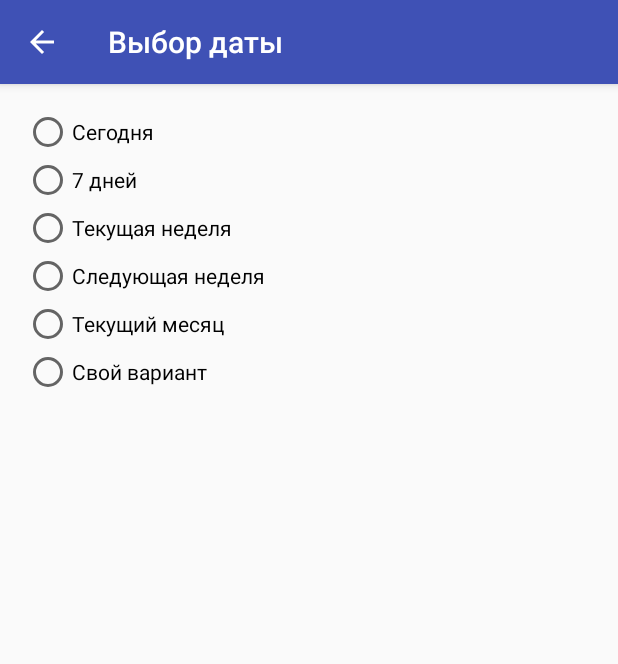
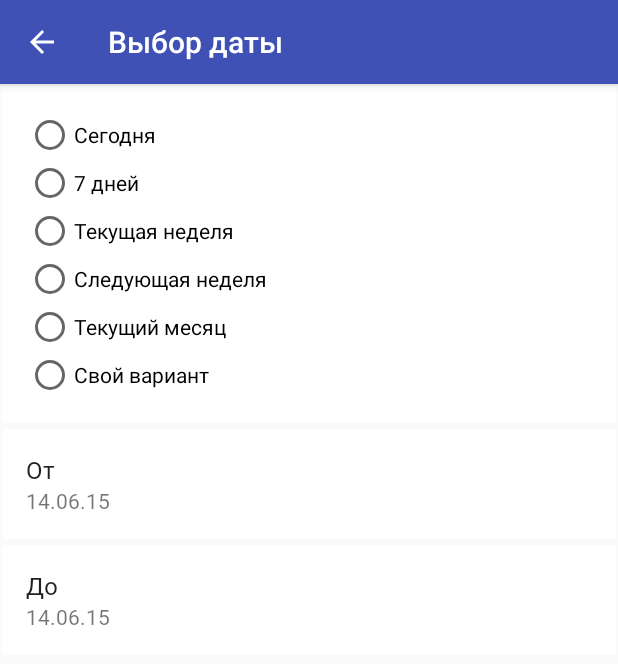
Before and after one commit to ocassio/timetable-android, an Android app: the DateActivity screen opened directly, with no data from a screen before it, on a phone screen of 412 x 824 dp. Shown: the top 664 px of the screen. Run offline under Robolectric (Android 15) with nearby library versions, the phone set to English and light mode, and no system bars; plain views replace DatePicker; network calls fail.

Commit message:
Date activity layout

```diff
--- a/app/src/main/java/ru/ionov/timetable/activities/TimetableActivity.java
+++ b/app/src/main/java/ru/ionov/timetable/activities/TimetableActivity.java
@@ -8,11 +8,6 @@ import android.support.v7.widget.LinearLayoutManager;
 import android.support.v7.widget.RecyclerView;
 import android.view.Menu;
 import android.view.MenuItem;
-import android.view.View;
-
-import com.rey.material.app.DatePickerDialog;
-
-import java.util.Calendar;
 
 import ru.ionov.timetable.R;
 import ru.ionov.timetable.adapters.DayCardAdapter;
@@ -70,21 +65,21 @@ public class TimetableActivity extends ActionBarActivity
                 return true;
 
             case R.id.action_select_date:
-//                startActivity(new Intent(this, DateActivity.class));
-                final DatePickerDialog dialog = new DatePickerDialog(this);
-                dialog.date(Calendar.getInstance().getTimeInMillis());
-                dialog.dateRange(1, 1, 2015, 1, 1, 2016)
-                    .positiveAction("OK")
-                    .negativeAction("Отмена")
-                    .positiveActionClickListener(new View.OnClickListener()
-                    {
-                        @Override
-                        public void onClick(View v)
-                        {
-                            dialog.dismiss();
-                        }
-                    });
-                dialog.show();
+                startActivity(new Intent(this, DateActivity.class));
+//                final DatePickerDialog dialog = new DatePickerDialog(this);
+//                dialog.date(Calendar.getInstance().getTimeInMillis());
+//                dialog.dateRange(1, 1, 2015, 1, 1, 2016)
+//                    .positiveAction("OK")
+//                    .negativeAction("Отмена")
+//                    .positiveActionClickListener(new View.OnClickListener()
+//                    {
+//                        @Override
+//                        public void onClick(View v)
+//                        {
+//                            dialog.dismiss();
+//                        }
+//                    });
+//                dialog.show();
                 return true;
         }
 
--- a/app/src/main/res/layout/activity_date.xml
+++ b/app/src/main/res/layout/activity_date.xml
@@ -1,18 +1,25 @@
 <LinearLayout xmlns:android="http://schemas.android.com/apk/res/android"
                 xmlns:tools="http://schemas.android.com/tools"
+                xmlns:card_view="http://schemas.android.com/apk/res-auto"
                 android:layout_width="match_parent"
                 android:layout_height="match_parent"
-                android:paddingLeft="@dimen/activity_horizontal_margin"
-                android:paddingRight="@dimen/activity_horizontal_margin"
-                android:paddingTop="@dimen/activity_vertical_margin"
-                android:paddingBottom="@dimen/activity_vertical_margin"
                 android:orientation="vertical"
                 tools:context="ru.ionov.timetable.activities.DateActivity">
+
+    <android.support.v7.widget.CardView
+        android:layout_height="wrap_content"
+        android:layout_width="match_parent"
+        card_view:cardCornerRadius="1dp"
+        card_view:cardElevation="0dp"
+        card_view:cardMaxElevation="1dp"
+        card_view:cardPreventCornerOverlap="false"
+        card_view:cardUseCompatPadding="true">
 
         <RadioGroup
             android:id="@+id/dateSelectionType"
             android:layout_width="wrap_content"
-        android:layout_height="wrap_content">
+            android:layout_height="wrap_content"
+            android:padding="16dp">
 
             <RadioButton
                 android:id="@+id/dateSelectionTypeToday"
@@ -52,11 +59,82 @@
 
         </RadioGroup>
 
-    <!--<com.rey.material.widget.DatePicker-->
-        <!--android:id="@+id/customDateFrom"-->
-        <!--android:layout_width="wrap_content"-->
-        <!--android:layout_height="wrap_content"-->
+    </android.support.v7.widget.CardView>
 
-        <!--/>-->
+    <android.support.v7.widget.CardView
+        android:layout_height="wrap_content"
+        android:layout_width="match_parent"
+        card_view:cardCornerRadius="1dp"
+        card_view:cardElevation="0dp"
+        card_view:cardMaxElevation="1dp"
+        card_view:cardPreventCornerOverlap="false"
+        card_view:cardUseCompatPadding="true">
+
+        <LinearLayout
+            android:orientation="vertical"
+            android:layout_width="match_parent"
+            android:layout_height="wrap_content"
+            android:clickable="true"
+            android:background="?attr/selectableItemBackground"
+            android:padding="16dp">
+
+            <ru.ionov.timetable.views.RobotoTextView
+                android:id="@+id/customDateFrom"
+                android:text="@string/date_custom_from"
+                android:scrollHorizontally="false"
+                android:layout_width="wrap_content"
+                android:layout_height="wrap_content"
+                android:textColor="@color/abc_primary_text_material_light"
+                android:textSize="16sp"/>
+
+            <ru.ionov.timetable.views.RobotoTextView
+                android:id="@+id/customDateFromValue"
+                android:text="14.06.15"
+                android:layout_width="wrap_content"
+                android:layout_height="wrap_content"
+                android:textColor="@color/abc_secondary_text_material_light"
+                android:textSize="14sp"/>
 
         </LinearLayout>
+
+    </android.support.v7.widget.CardView>
+
+    <android.support.v7.widget.CardView
+        android:layout_height="wrap_content"
+        android:layout_width="match_parent"
+        card_view:cardCornerRadius="1dp"
+        card_view:cardElevation="0dp"
+        card_view:cardMaxElevation="1dp"
+        card_view:cardPreventCornerOverlap="false"
+        card_view:cardUseCompatPadding="true">
+
+        <LinearLayout
+            android:orientation="vertical"
+            android:layout_width="match_parent"
+            android:layout_height="wrap_content"
+            android:clickable="true"
+            android:background="?attr/selectableItemBackground"
+            android:padding="16dp">
+
+            <ru.ionov.timetable.views.RobotoTextView
+                android:id="@+id/customDateTo"
+                android:text="@string/date_custom_to"
+                android:scrollHorizontally="false"
+                android:layout_width="wrap_content"
+                android:layout_height="wrap_content"
+                android:textColor="@color/abc_primary_text_material_light"
+                android:textSize="16sp"/>
+
+            <ru.ionov.timetable.views.RobotoTextView
+                android:id="@+id/customDateToValue"
+                android:text="14.06.15"
+                android:layout_width="wrap_content"
+                android:layout_height="wrap_content"
+                android:textColor="@color/abc_secondary_text_material_light"
+                android:textSize="14sp"/>
+
+        </LinearLayout>
+
+    </android.support.v7.widget.CardView>
+
+</LinearLayout>
--- a/app/src/main/res/layout/group_tile.xml
+++ b/app/src/main/res/layout/group_tile.xml
@@ -6,7 +6,9 @@
     android:layout_width="match_parent"
     card_view:cardCornerRadius="1dp"
     card_view:cardElevation="0dp"
-    card_view:cardMaxElevation="1dp">
+    card_view:cardMaxElevation="1dp"
+    card_view:cardPreventCornerOverlap="false"
+    card_view:cardUseCompatPadding="true">
 
     <ru.ionov.timetable.views.RobotoTextView
         android:clickable="true"
--- a/app/src/main/res/values/strings.xml
+++ b/app/src/main/res/values/strings.xml
@@ -18,6 +18,9 @@
     <string name="date_selection_type_month">Текущий месяц</string>
     <string name="date_selection_type_custom">Свой вариант</string>
 
+    <string name="date_custom_from">От</string>
+    <string name="date_custom_to">До</string>
+
     <array name="daysOfWeek">
         <item>Понедельник</item>
         <item>Вторник</item>
```
Also changed, not shown: 1 other file. Lines whose indentation alone changed are shown as unchanged.
